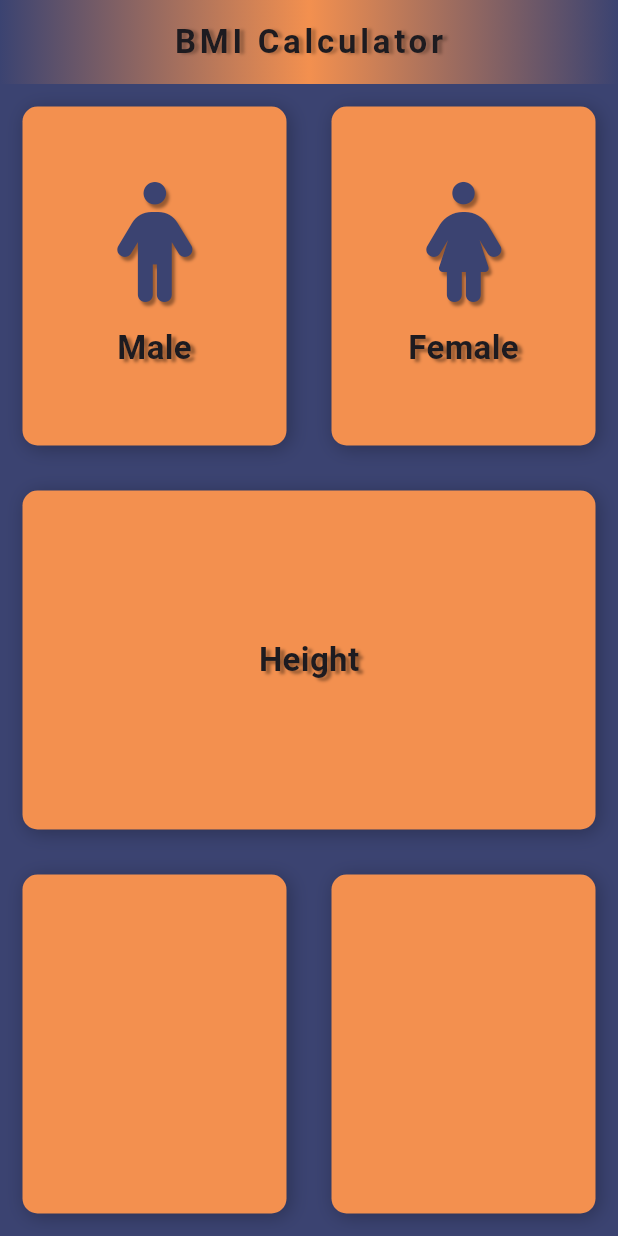
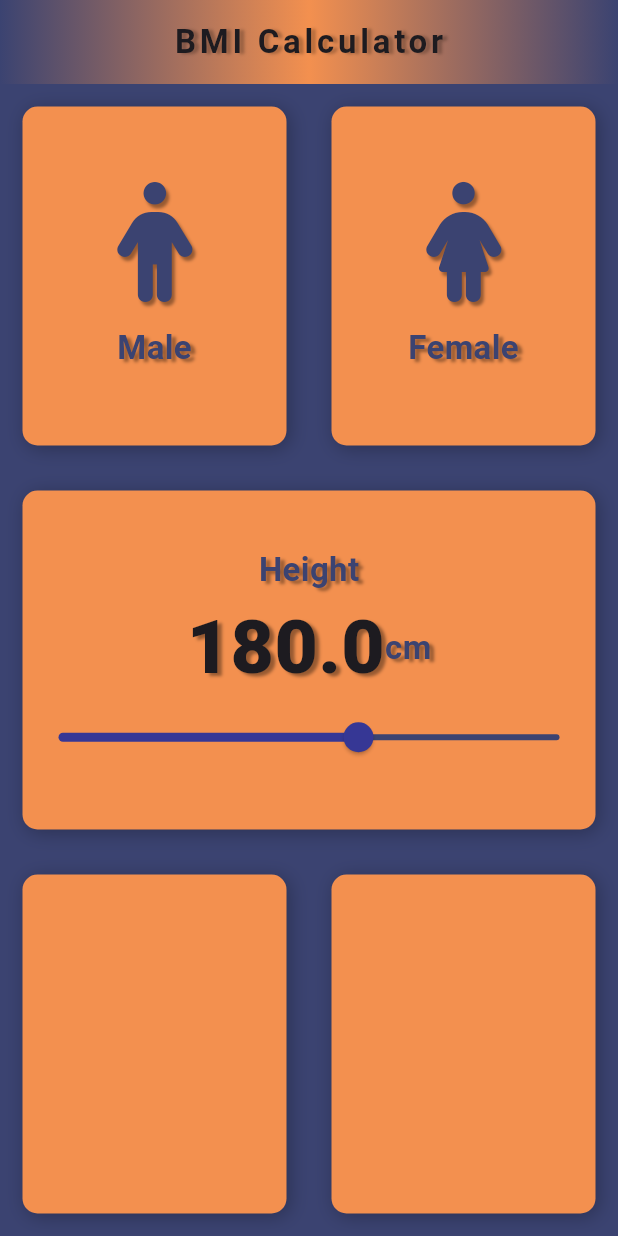
Before and after one commit to albatross65/BMI_Calculator, a Flutter app: the screen it shows after launch, on a phone screen of 412 x 824 dp. Run offline on Flutter 3.47's test engine with Material 3 defaults, Android fonts, the phone set to English and light mode, and no system bars; our stand-ins replace font_awesome_flutter.

Commit message:
#12 Added Height Slider Functionality and modify text color during Gender Selection.

```diff
--- a/lib/IconTextCode.dart
+++ b/lib/IconTextCode.dart
@@ -8,10 +8,14 @@ class RepeatIconTextCode extends StatelessWidget {
     required this.iconData,
     required this.label,
     this.iconColor,
+    this.textColor,
   }) : super(key: key);
+
   final IconData iconData;
   final String label;
   final Color? iconColor;
+  final Color? textColor;
+
   @override
   Widget build(BuildContext context) {
     return Column(
@@ -32,7 +36,9 @@ class RepeatIconTextCode extends StatelessWidget {
         SizedBox(height: 15.0),
         Text(
           label,
-          style: kLabelStyle,
+          style: kLabelStyle.copyWith(
+            color: textColor ?? Color(0xff3B4371), // Use textColor if provided
+          ),
         ),
       ],
     );
--- a/lib/constant.dart
+++ b/lib/constant.dart
@@ -1,10 +1,10 @@
 import 'package:flutter/material.dart';
-
 const activeColor = Color(0xffD3783E);
 const deActiveColor = Color(0xffF3904F);
 const kLabelStyle = TextStyle(
   fontSize: 22,
   fontWeight: FontWeight.bold,
+  color: Color(0xff3B4371),  // Default color
   shadows: [
     Shadow(
       color: Colors.black38,
@@ -13,3 +13,15 @@ const kLabelStyle = TextStyle(
     ),
   ],
 );
+
+const kNumberStyle=TextStyle(
+  fontSize: 50,
+  fontWeight: FontWeight.w900,
+  shadows: [
+    Shadow(
+      color: Colors.black38,
+      blurRadius: 2,
+      offset: Offset(3, 2),
+    ),
+  ],
+);
--- a/lib/input_page.dart
+++ b/lib/input_page.dart
@@ -4,14 +4,16 @@ import 'ContainerCode.dart';
 import 'IconTextCode.dart';
 import 'constant.dart';
 enum Gender { male, female }
-
 class InputPage extends StatefulWidget {
   const InputPage({super.key});
   @override
   State<InputPage> createState() => _InputPageState();
 }
+
 class _InputPageState extends State<InputPage> {
   Gender? selectedGender;
+  int sliderHeight = 180;
+
   @override
   Widget build(BuildContext context) {
     return Column(
@@ -27,13 +29,19 @@ class _InputPageState extends State<InputPage> {
                       selectedGender = Gender.male;
                     });
                   },
-                  colors: selectedGender == Gender.male ? activeColor : deActiveColor,
+
+                  colors: selectedGender == Gender.male
+                      ? activeColor
+                      : deActiveColor,
                   cardwidget: RepeatIconTextCode(
                     iconData: FontAwesomeIcons.person,
                     label: 'Male',
                     iconColor: selectedGender == Gender.male ? Colors.black : null,
+                    textColor: selectedGender == Gender.male ? Colors.black : null,
                   ),
-                  border: selectedGender == Gender.male ? Border.all(color: Colors.black) : null,
+                  border: selectedGender == Gender.male
+                      ? Border.all(color: Colors.black, width: 2)
+                      : null,
                 ),
               ),
               Expanded(
@@ -43,13 +51,18 @@ class _InputPageState extends State<InputPage> {
                       selectedGender = Gender.female;
                     });
                   },
-                  colors: selectedGender == Gender.female ? activeColor : deActiveColor,
+                  colors: selectedGender == Gender.female
+                      ? activeColor
+                      : deActiveColor,
                   cardwidget: RepeatIconTextCode(
                     iconData: FontAwesomeIcons.personDress,
                     label: 'Female',
                     iconColor: selectedGender == Gender.female ? Colors.black : null,
+                    textColor: selectedGender == Gender.female ? Colors.black : null,
                   ),
-                  border: selectedGender == Gender.female ? Border.all(color: Colors.black) : null,
+                  border: selectedGender == Gender.female
+                      ? Border.all(color: Colors.black, width: 2)
+                      : null,
                 ),
               ),
             ],
@@ -61,7 +74,34 @@ class _InputPageState extends State<InputPage> {
             cardwidget: Column(
               mainAxisAlignment: MainAxisAlignment.center,
               children: [
-                Center(child: Text('Height',style: kLabelStyle))
+                Text('Height', style: kLabelStyle),
+                Row(
+                  mainAxisAlignment: MainAxisAlignment.center,
+                  children: [
+                    Text(
+                      sliderHeight.toStringAsFixed(1),
+                      style: kNumberStyle,
+                    ),
+                    Text(
+                      'cm',
+                      style: kLabelStyle,
+                    ),
+                  ],
+                ),
+                Slider(
+                  value: sliderHeight.toDouble(),
+                  min: 120.0,
+                  max: 220.0,
+                  activeColor: Color(0xff363795),
+                  inactiveColor: Color(0xff3B4371),
+                  divisions: 100,
+                  label: sliderHeight.round().toString(),
+                  onChanged: (double newValue) {
+                    setState(() {
+                      sliderHeight = newValue.round();
+                    });
+                  },
+                ),
               ],
             ),
           ),
```
